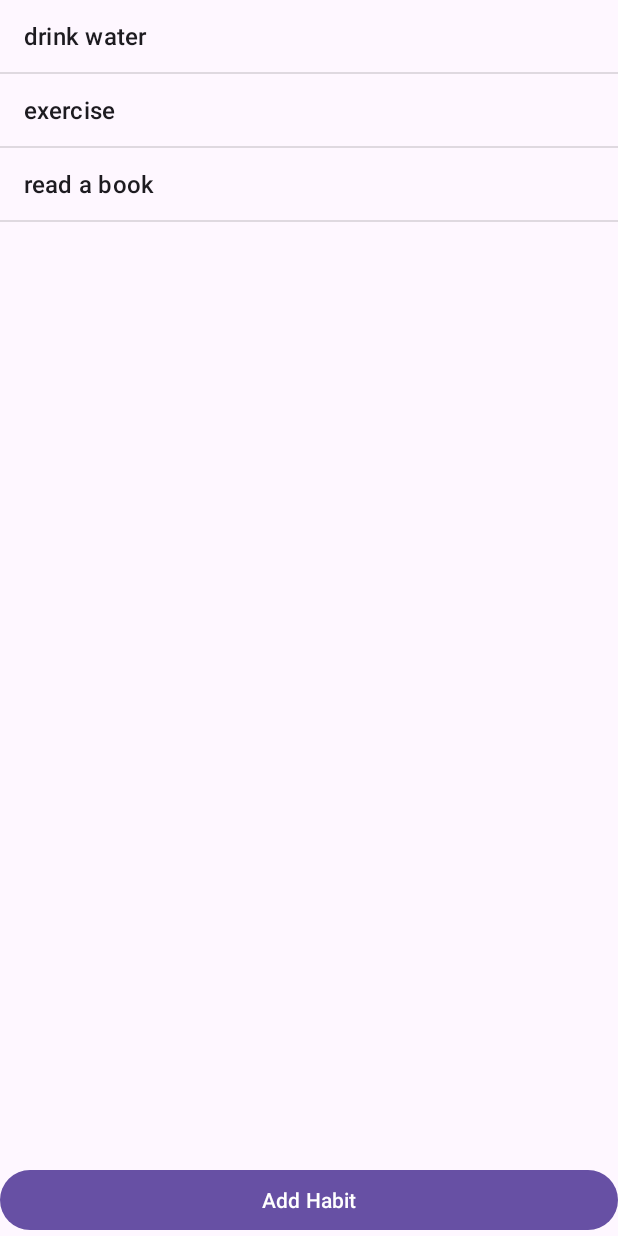
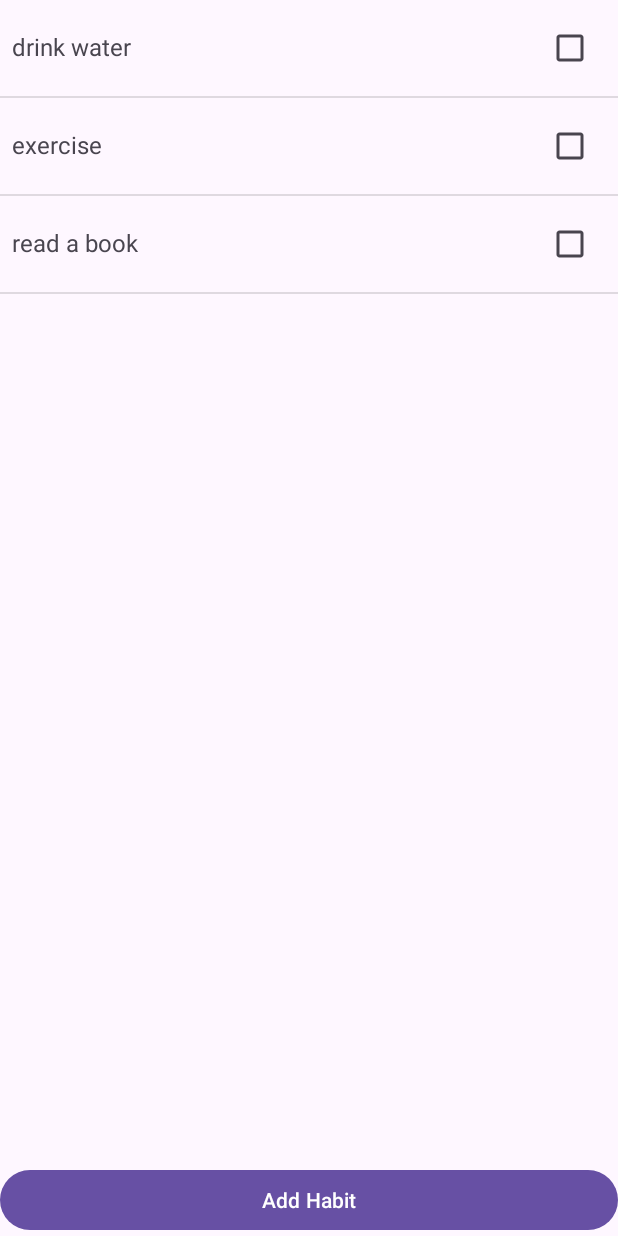
Before and after one commit to nve03g/habit_tracker_RV_NVE, an Android app: the screen it shows after launch (MainActivity), on a phone screen of 412 x 824 dp. Run offline under Robolectric (Android 15) with nearby library versions, the phone set to English and light mode, and no system bars.

Commit message:
checkboxes + habit objects in stead of coded list

```diff
--- /dev/null
+++ b/app/src/main/java/com/example/habit_tracker/Habit.kt
@@ -0,0 +1,11 @@
+/*
+in stead of using a mutable list of strings for our habits, we make a habit class
+with this class we can also keep track of completed habits
+ */
+
+package com.example.habit_tracker
+
+data class Habit(
+    val name: String,
+    var isChecked: Boolean = false // val cannot be reassigned, var wel
+)
--- /dev/null
+++ b/app/src/main/java/com/example/habit_tracker/HabitAdapter.kt
@@ -0,0 +1,46 @@
+/*
+we need an adapter to show the habit objects in the list with checkboxes
+*/
+
+package com.example.habit_tracker
+
+import android.content.Context
+import android.view.LayoutInflater
+import android.view.View
+import android.view.ViewGroup
+import android.widget.CheckBox
+import android.widget.TextView
+import android.widget.BaseAdapter
+
+class HabitAdapter(
+    private val context: Context,
+    private val habits: MutableList<Habit>
+): BaseAdapter() {
+    override fun getCount(): Int = habits.size
+
+    override fun getItem(position: Int): Any = habits[position]
+
+    override fun getItemId(position: Int): Long = position.toLong()
+
+    override fun getView(position: Int, convertView: View?, parent: ViewGroup?): View {
+        val view = convertView ?: LayoutInflater.from(context).inflate(
+            R.layout.list_item_habit,
+            parent,
+            false
+        )
+
+        val habit = habits[position]
+
+        val habitText: TextView = view.findViewById(R.id.habitText)
+        val habitCheckBox: CheckBox = view.findViewById(R.id.habitCheckBox)
+
+        habitText.text = habit.name
+        habitCheckBox.isChecked = habit.isChecked
+
+        habitCheckBox.setOnCheckedChangeListener {_, isChecked ->
+            habit.isChecked = isChecked
+        }
+
+        return view
+    }
+}
--- a/app/src/main/java/com/example/habit_tracker/MainActivity.kt
+++ b/app/src/main/java/com/example/habit_tracker/MainActivity.kt
@@ -5,38 +5,27 @@ import android.widget.Button
 import android.widget.ListView
 import androidx.appcompat.app.AppCompatActivity
 
-/*
-import androidx.activity.enableEdgeToEdge
-import androidx.core.view.ViewCompat
-import androidx.core.view.WindowInsetsCompat
-*/
 
 class MainActivity : AppCompatActivity() {
     // save habits and adapter as properties of the activity so we can use them anywhere in the class
-    private lateinit var habits: MutableList<String>
-    private lateinit var adapter: android.widget.ArrayAdapter<String>
+    private lateinit var habits: MutableList<Habit>
+    private lateinit var adapter: HabitAdapter
 
     override fun onCreate(savedInstanceState: Bundle?) {
         super.onCreate(savedInstanceState)
-        //enableEdgeToEdge()
         setContentView(R.layout.activity_main)
-        /*ViewCompat.setOnApplyWindowInsetsListener(findViewById(R.id.main)) { v, insets ->
-            val systemBars = insets.getInsets(WindowInsetsCompat.Type.systemBars())
-            v.setPadding(systemBars.left, systemBars.top, systemBars.right, systemBars.bottom)
-            insets
-        }
-        */
 
         val habitListView: ListView = findViewById(R.id.habitListView)
         val addHabitButton: Button = findViewById(R.id.addHabitButton)
 
-        // dummy list data
-        val habits = mutableListOf("drink water", "exercise", "read a book")
-        val adapter = android.widget.ArrayAdapter(
-            this,
-            android.R.layout.simple_list_item_1,
-            habits
+        // initialize habit list and adapter
+        habits = mutableListOf(
+            Habit("drink water"),
+            Habit("exercise"),
+            Habit("read a book")
         )
+        adapter = HabitAdapter(this, habits)
+
         habitListView.adapter = adapter
 
         // click button to add new habit
@@ -53,8 +42,14 @@ class MainActivity : AppCompatActivity() {
                     val newHabit = inputField.text.toString()
                     if (newHabit.isNotBlank()){
                         // add new habit and update list of habits
-                        habits.add(newHabit)
+                        habits.add(Habit(newHabit))
                         adapter.notifyDataSetChanged()
+                    } else {
+                        android.widget.Toast.makeText(
+                            this,
+                            "Habit cannot be empty",
+                            android.widget.Toast.LENGTH_SHORT
+                        ).show()
                     }
                 }
                 .setNegativeButton("Cancel", null)
--- /dev/null
+++ b/app/src/main/res/layout/list_item_habit.xml
@@ -0,0 +1,22 @@
+<?xml version="1.0" encoding="utf-8"?>
+<LinearLayout
+    xmlns:android="http://schemas.android.com/apk/res/android"
+    android:layout_width="match_parent"
+    android:layout_height="wrap_content"
+    android:orientation="horizontal"
+    android:padding="8dp">
+
+    <TextView
+        android:id="@+id/habitText"
+        android:layout_width="0dp"
+        android:layout_height="wrap_content"
+        android:layout_weight="1"
+        android:text="@string/habit_text"
+        android:textSize="16sp"/>
+
+    <CheckBox
+        android:id="@+id/habitCheckBox"
+        android:layout_width="wrap_content"
+        android:layout_height="wrap_content"/>
+
+</LinearLayout>
--- a/app/src/main/res/values/strings.xml
+++ b/app/src/main/res/values/strings.xml
@@ -1,5 +1,6 @@
 <resources>
     <string name="app_name">Habit_Tracker</string>
     <string name="add_habit">Add Habit</string>
+    <string name="habit_text">Habit</string>
     <!-- hardcoded strings are bad practice! that's why we use string resources -->
 </resources>
```
